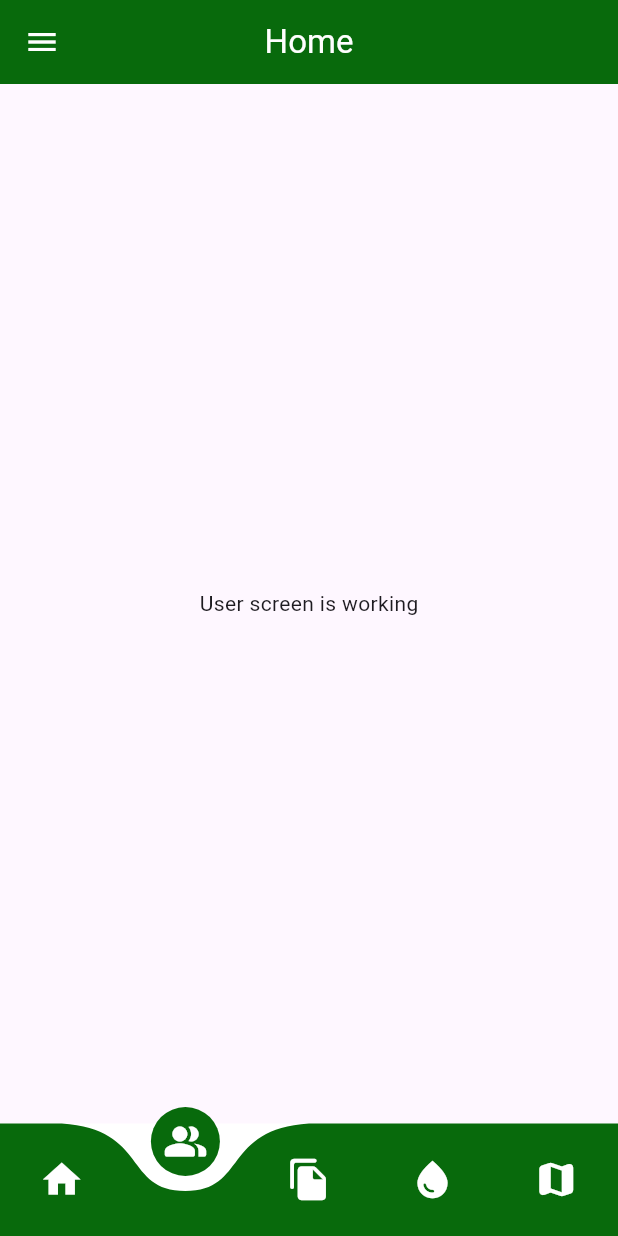
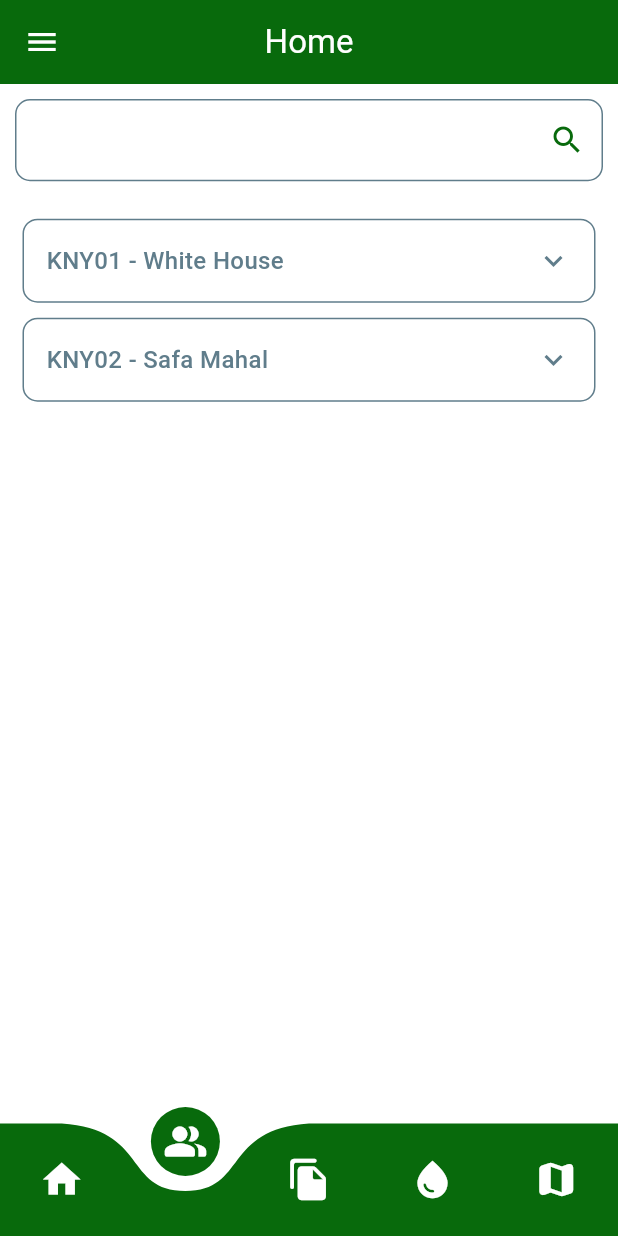
Before and after one commit to thamushadowz/mahall_manager, a Flutter app: the HomeScreen screen opened by its route, item 2 of the bottom bar chosen, on a phone screen of 412 x 824 dp. Run offline on Flutter 3.47's test engine with Material 3 defaults, Android fonts, the phone set to English and light mode, and no system bars; drawn by our look-alikes of curved_navigation_bar; our stand-ins replace get, get_storage; accounts and stored records are empty; generated files the repository leaves out were written again.

Commit message:
house and user details screen added

```diff
--- /dev/null
+++ b/lib/domain/listing/models/get_house_and_users_model.dart
@@ -0,0 +1,164 @@
+import 'dart:convert';
+
+/// status : true
+/// message : "success"
+/// data : [{"house_reg_no":"KNY01","house_name":"White House","people":[{"name":"Person 1","phone":"1234567890","due":"₹1000"},{"name":"Person 2","phone":"1234567891","due":"₹2000"}]},{"house_reg_no":"KNY02","house_name":"New House","people":[{"name":"Person 1","phone":"1234567890","due":"₹1000"},{"name":"Person 2","phone":"1234567891","due":"₹2000"},{"name":"Person 3","phone":"1234567891","due":"₹2000"}]}]
+
+GetHouseAndUsersModel getHouseAndUsersModelFromJson(String str) =>
+    GetHouseAndUsersModel.fromJson(json.decode(str));
+String getHouseAndUsersModelToJson(GetHouseAndUsersModel data) =>
+    json.encode(data.toJson());
+
+class GetHouseAndUsersModel {
+  GetHouseAndUsersModel({
+    bool? status,
+    String? message,
+    List<HouseData>? data,
+  }) {
+    _status = status;
+    _message = message;
+    _data = data;
+  }
+
+  GetHouseAndUsersModel.fromJson(dynamic json) {
+    _status = json['status'];
+    _message = json['message'];
+    if (json['data'] != null) {
+      _data = [];
+      json['data'].forEach((v) {
+        _data?.add(HouseData.fromJson(v));
+      });
+    }
+  }
+  bool? _status;
+  String? _message;
+  List<HouseData>? _data;
+  GetHouseAndUsersModel copyWith({
+    bool? status,
+    String? message,
+    List<HouseData>? data,
+  }) =>
+      GetHouseAndUsersModel(
+        status: status ?? _status,
+        message: message ?? _message,
+        data: data ?? _data,
+      );
+  bool? get status => _status;
+  String? get message => _message;
+  List<HouseData>? get data => _data;
+
+  Map<String, dynamic> toJson() {
+    final map = <String, dynamic>{};
+    map['status'] = _status;
+    map['message'] = _message;
+    if (_data != null) {
+      map['data'] = _data?.map((v) => v.toJson()).toList();
+    }
+    return map;
+  }
+}
+
+/// house_reg_no : "KNY01"
+/// house_name : "White House"
+/// people : [{"name":"Person 1","phone":"1234567890","due":"₹1000"},{"name":"Person 2","phone":"1234567891","due":"₹2000"}]
+
+HouseData dataFromJson(String str) => HouseData.fromJson(json.decode(str));
+String dataToJson(HouseData data) => json.encode(data.toJson());
+
+class HouseData {
+  HouseData({
+    String? houseRegNo,
+    String? houseName,
+    List<People>? people,
+  }) {
+    _houseRegNo = houseRegNo;
+    _houseName = houseName;
+    _people = people;
+  }
+
+  HouseData.fromJson(dynamic json) {
+    _houseRegNo = json['house_reg_no'];
+    _houseName = json['house_name'];
+    if (json['people'] != null) {
+      _people = [];
+      json['people'].forEach((v) {
+        _people?.add(People.fromJson(v));
+      });
+    }
+  }
+  String? _houseRegNo;
+  String? _houseName;
+  List<People>? _people;
+  HouseData copyWith({
+    String? houseRegNo,
+    String? houseName,
+    List<People>? people,
+  }) =>
+      HouseData(
+        houseRegNo: houseRegNo ?? _houseRegNo,
+        houseName: houseName ?? _houseName,
+        people: people ?? _people,
+      );
+  String? get houseRegNo => _houseRegNo;
+  String? get houseName => _houseName;
+  List<People>? get people => _people;
+
+  Map<String, dynamic> toJson() {
+    final map = <String, dynamic>{};
+    map['house_reg_no'] = _houseRegNo;
+    map['house_name'] = _houseName;
+    if (_people != null) {
+      map['people'] = _people?.map((v) => v.toJson()).toList();
+    }
+    return map;
+  }
+}
+
+/// name : "Person 1"
+/// phone : "1234567890"
+/// due : "₹1000"
+
+People peopleFromJson(String str) => People.fromJson(json.decode(str));
+String peopleToJson(People data) => json.encode(data.toJson());
+
+class People {
+  People({
+    String? name,
+    String? phone,
+    String? due,
+  }) {
+    _name = name;
+    _phone = phone;
+    _due = due;
+  }
+
+  People.fromJson(dynamic json) {
+    _name = json['name'];
+    _phone = json['phone'];
+    _due = json['due'];
+  }
+  String? _name;
+  String? _phone;
+  String? _due;
+  People copyWith({
+    String? name,
+    String? phone,
+    String? due,
+  }) =>
+      People(
+        name: name ?? _name,
+        phone: phone ?? _phone,
+        due: due ?? _due,
+      );
+  String? get name => _name;
+  String? get phone => _phone;
+  String? get due => _due;
+
+  Map<String, dynamic> toJson() {
+    final map = <String, dynamic>{};
+    map['name'] = _name;
+    map['phone'] = _phone;
+    map['due'] = _due;
+    return map;
+  }
+}
--- a/lib/presentation/home/controllers/home.controller.dart
+++ b/lib/presentation/home/controllers/home.controller.dart
@@ -2,6 +2,7 @@ import 'dart:ui';
 
 import 'package:get/get.dart';
 import 'package:get_storage/get_storage.dart';
+import 'package:mahall_manager/domain/listing/models/get_house_and_users_model.dart';
 import 'package:mahall_manager/infrastructure/dal/services/storage_service.dart';
 
 import '../../../domain/core/interfaces/utilities.dart';
@@ -21,6 +22,34 @@ class HomeController extends GetxController {
   final double expensePercent = 0.0;
   var selectedSectionIndex = (-1).obs;
 
+  final RxList<bool> isExpandedList = RxList([]);
+
+  List<HouseData> userDetails = [
+    HouseData(houseName: 'White House', houseRegNo: 'KNY01', people: [
+      People(name: 'Abdullah', phone: '+919293949596', due: '4500'),
+      People(name: 'Muhammed', phone: '+91789012345', due: '500'),
+      People(name: 'Kasim', phone: '+911213141516', due: '3000'),
+      People(name: 'Shafeer', phone: '+916756453426', due: '0'),
+      People(name: 'Azees', phone: '+914598523601', due: '0'),
+      People(name: 'Navas', phone: '+918952012576', due: '1600'),
+    ]),
+    HouseData(houseName: 'Safa Mahal', houseRegNo: 'KNY02', people: [
+      People(name: 'Abdullah', phone: '+919293949596', due: '8000'),
+      People(name: 'Kasim', phone: '+911213141516', due: '3000'),
+      People(name: 'Azees', phone: '+914598523601', due: '2000'),
+      People(name: 'Navas', phone: '+918952012576', due: '3600'),
+    ])
+  ];
+  /*var userDetails = [
+    [
+      {"name": "Person 1", "phone": "1234567890", "due": "₹1000"},
+      {"name": "Person 2", "phone": "1234567891", "due": "₹2000"},
+    ],
+    [
+      {"name": "Person A", "phone": "9876543210", "due": "₹500"},
+    ],
+  ];*/
+
   List<ChartDataModel> get chartData => [
         ChartDataModel(category: "Income", amount: income.value),
         ChartDataModel(category: "Expense", amount: expense.value),
@@ -29,6 +58,9 @@ class HomeController extends GetxController {
   @override
   void onInit() {
     super.onInit();
+    if (isExpandedList.isEmpty) {
+      isExpandedList.value = RxList.filled(userDetails.length, false);
+    }
     final storage = GetStorage();
     String lang = storage.read(AppStrings.preferredLanguage) ?? 'en';
 
@@ -51,4 +83,8 @@ class HomeController extends GetxController {
     storage.write(AppStrings.preferredLanguage, langCode);
     Get.updateLocale(Locale(langCode));
   }
+
+  void toggleExpansion(int index) {
+    isExpandedList[index] = !isExpandedList[index];
+  }
 }
--- a/lib/presentation/home/home.screen.dart
+++ b/lib/presentation/home/home.screen.dart
@@ -1,13 +1,13 @@
 import 'package:flutter/material.dart';
 import 'package:get/get.dart';
 import 'package:mahall_manager/infrastructure/theme/colors/app_colors.dart';
-import 'package:mahall_manager/presentation/home/widgets/blood_widget.dart';
 import 'package:mahall_manager/presentation/home/widgets/bottom_nav_widget.dart';
-import 'package:mahall_manager/presentation/home/widgets/dashboard_widget.dart';
+import 'package:mahall_manager/presentation/home/widgets/bottom_nav_widgets/blood_widget.dart';
+import 'package:mahall_manager/presentation/home/widgets/bottom_nav_widgets/dashboard_widget.dart';
+import 'package:mahall_manager/presentation/home/widgets/bottom_nav_widgets/expats_widget.dart';
+import 'package:mahall_manager/presentation/home/widgets/bottom_nav_widgets/reports_widget.dart';
+import 'package:mahall_manager/presentation/home/widgets/bottom_nav_widgets/users_widget.dart';
 import 'package:mahall_manager/presentation/home/widgets/drawer_widget.dart';
-import 'package:mahall_manager/presentation/home/widgets/expats_widget.dart';
-import 'package:mahall_manager/presentation/home/widgets/reports_widget.dart';
-import 'package:mahall_manager/presentation/home/widgets/users_widget.dart';
 
 import '../../infrastructure/theme/strings/app_strings.dart';
 import '../common_widgets/common_appbar_widget.dart';
@@ -39,6 +39,7 @@ class HomeScreen extends GetView<HomeController> {
           return true;
         },
         child: Scaffold(
+          backgroundColor: AppColors.white,
           drawer: DrawerWidget(controller: controller),
           bottomNavigationBar: BottomNavWidget(
             onTap: (index) {
@@ -55,7 +56,7 @@ class HomeScreen extends GetView<HomeController> {
                       .selectedNavIndex.value, // Show the selected screen
                   children: [
                     DashboardWidget(controller: controller),
-                    const UsersWidget(),
+                    UsersWidget(controller: controller),
                     const ReportsWidget(),
                     const BloodWidget(),
                     const ExpatsWidget(),
--- /dev/null
+++ b/lib/presentation/home/widgets/bottom_nav_widgets/users_widget.dart
@@ -0,0 +1,155 @@
+import 'package:flutter/material.dart';
+import 'package:get/get.dart';
+import 'package:mahall_manager/infrastructure/theme/colors/app_colors.dart';
+import 'package:mahall_manager/infrastructure/theme/measures/app_measures.dart';
+import 'package:mahall_manager/presentation/common_widgets/common_clickable_text_widget.dart';
+import 'package:mahall_manager/presentation/common_widgets/common_text_form_field.dart';
+import 'package:mahall_manager/presentation/common_widgets/common_text_widget.dart';
+
+import '../../controllers/home.controller.dart';
+
+class UsersWidget extends StatelessWidget {
+  const UsersWidget({super.key, required this.controller});
+
+  final HomeController controller;
+
+  @override
+  Widget build(BuildContext context) {
+    return Column(
+      children: [
+        CommonTextFormField(
+          inputFormatters: [],
+          suffixIcon: Icons.search,
+          textController: TextEditingController(),
+          onFieldSubmitted: (val) {},
+        ),
+        const SizedBox(height: 20),
+        Expanded(
+          child: ListView.builder(
+            shrinkWrap: true,
+            itemCount: controller.userDetails.length,
+            itemBuilder: (context, index) {
+              final house = controller.userDetails[index];
+              return Obx(() => GestureDetector(
+                    onTap: () {
+                      controller.toggleExpansion(index);
+                    },
+                    child: Container(
+                      padding: const EdgeInsets.all(15),
+                      margin: const EdgeInsets.all(5),
+                      alignment: Alignment.center,
+                      decoration: BoxDecoration(
+                        borderRadius: BorderRadius.circular(10),
+                        border: Border.all(color: AppColors.blueGrey),
+                      ),
+                      child: Column(
+                        children: [
+                          Row(
+                            children: [
+                              CommonTextWidget(
+                                text:
+                                    '${house.houseRegNo} - ${house.houseName}',
+                                color: AppColors.blueGrey,
+                              ),
+                              const Spacer(),
+                              Icon(
+                                controller.isExpandedList[index]
+                                    ? Icons.expand_less
+                                    : Icons.expand_more,
+                                color: AppColors.blueGrey,
+                              ),
+                            ],
+                          ),
+                          if (controller.isExpandedList[index])
+                            Column(
+                              children: [
+                                const SizedBox(height: 10),
+                                // Wrap the DataTable in a horizontal SingleChildScrollView
+                                SingleChildScrollView(
+                                  scrollDirection: Axis.horizontal,
+                                  child: DataTable(
+                                    headingRowColor: WidgetStateProperty.all(
+                                        AppColors.themeColor),
+                                    columns: [
+                                      DataColumn(
+                                        label: CommonTextWidget(
+                                          text: "Name",
+                                          fontSize: AppMeasures.mediumTextSize,
+                                          color: AppColors.white,
+                                        ),
+                                      ),
+                                      DataColumn(
+                                        label: CommonTextWidget(
+                                          text: "Phone",
+                                          fontSize: AppMeasures.mediumTextSize,
+                                          color: AppColors.white,
+                                        ),
+                                      ),
+                                      DataColumn(
+                                        label: CommonTextWidget(
+                                          text: "Current Due",
+                                          fontSize: AppMeasures.mediumTextSize,
+                                          color: AppColors.white,
+                                        ),
+                                      ),
+                                      DataColumn(
+                                        label: CommonTextWidget(
+                                          text: "Collect",
+                                          fontSize: AppMeasures.mediumTextSize,
+                                          color: AppColors.white,
+                                        ),
+                                      ),
+                                    ],
+                                    rows: house.people!.map((person) {
+                                      return DataRow(
+                                        cells: [
+                                          DataCell(CommonTextWidget(
+                                            text: person.name ?? '',
+                                            fontSize:
+                                                AppMeasures.mediumTextSize,
+                                            color: AppColors.black,
+                                          )),
+                                          DataCell(CommonTextWidget(
+                                            text: person.phone ?? '',
+                                            fontSize:
+                                                AppMeasures.mediumTextSize,
+                                            color: AppColors.black,
+                                          )),
+                                          DataCell(CommonTextWidget(
+                                            text: person.due ?? '',
+                                            fontSize:
+                                                AppMeasures.mediumTextSize,
+                                            color: AppColors.black,
+                                          )),
+                                          DataCell(
+                                              int.parse(person.due ?? '') > 0
+                                                  ? CommonClickableTextWidget(
+                                                      textColor:
+                                                          AppColors.darkRed,
+                                                      title: 'Collect money',
+                                                      onTap: () {},
+                                                    )
+                                                  : const SizedBox()),
+                                        ],
+                                        color: WidgetStateProperty.all(
+                                            int.parse(person.due ?? '') > 1000
+                                                ? AppColors.darkRed
+                                                    .withOpacity(0.3)
+                                                : AppColors.white),
+                                      );
+                                    }).toList(),
+                                  ),
+                                ),
+                              ],
+                            ),
+                        ],
+                      ),
+                    ),
+                  ));
+            },
+          ),
+        ),
+      ],
+    );
+  }
+}
--- a/lib/presentation/home/widgets/pie_chart_widget.dart
+++ b/lib/presentation/home/widgets/pie_chart_widget.dart
@@ -2,6 +2,7 @@ import 'package:fl_chart/fl_chart.dart';
 import 'package:flutter/material.dart';
 import 'package:get/get.dart';
 import 'package:mahall_manager/infrastructure/theme/colors/app_colors.dart';
+import 'package:mahall_manager/infrastructure/theme/measures/app_measures.dart';
 import 'package:mahall_manager/presentation/home/controllers/home.controller.dart';
 
 class PieChartWidget extends StatelessWidget {
@@ -18,7 +19,6 @@ class PieChartWidget extends StatelessWidget {
               final isIncome = data.category == "Income";
               final isSelected = index == controller.selectedSectionIndex.value;
 
-              // Display amount if selected, otherwise display percentage
               final titleText = isSelected
                   ? "₹${data.amount.toStringAsFixed(1)}"
                   : "${((data.amount / (controller.income.value + controller.expense.value)) * 100).toStringAsFixed(1)}%";
@@ -27,9 +27,9 @@ class PieChartWidget extends StatelessWidget {
                 color: isIncome ? AppColors.themeColor : AppColors.darkRed,
                 value: data.amount,
                 title: titleText,
-                radius: isSelected ? 100 : 80, // Expanded radius if selected
+                radius: isSelected ? 80 : 70, // Expanded radius if selected
                 titleStyle: TextStyle(
-                  fontSize: 16,
+                  fontSize: AppMeasures.mediumTextSize,
                   fontWeight: FontWeight.bold,
                   color: AppColors.white,
                 ),
--- a/lib/presentation/home/widgets/users_widget.dart
+++ /dev/null
@@ -1,12 +0,0 @@
-import 'package:flutter/cupertino.dart';
-
-class UsersWidget extends StatelessWidget {
-  const UsersWidget({super.key});
-
-  @override
-  Widget build(BuildContext context) {
-    return Center(
-      child: Text('User screen is working'),
-    );
-  }
-}
```
Also changed, not shown: lib/presentation/home/widgets/bottom_nav_widgets/dashboard_widget.dart (added, +98 -0 lines), lib/presentation/home/widgets/dashboard_widget.dart (deleted, +0 -97 lines), lib/presentation/home/widgets/bottom_nav_widgets/blood_widget.dart (renamed from lib/presentation/home/widgets/blood_widget.dart), lib/presentation/home/widgets/bottom_nav_widgets/expats_widget.dart (renamed from lib/presentation/home/widgets/expats_widget.dart), lib/presentation/home/widgets/bottom_nav_widgets/reports_widget.dart (renamed from lib/presentation/home/widgets/reports_widget.dart).
